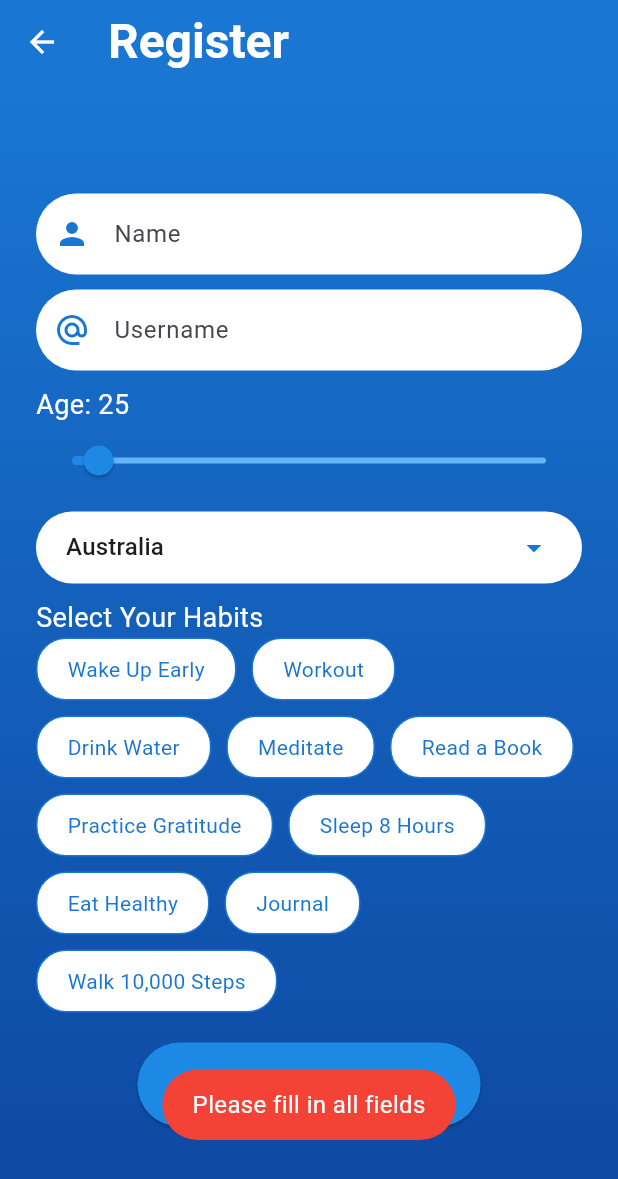
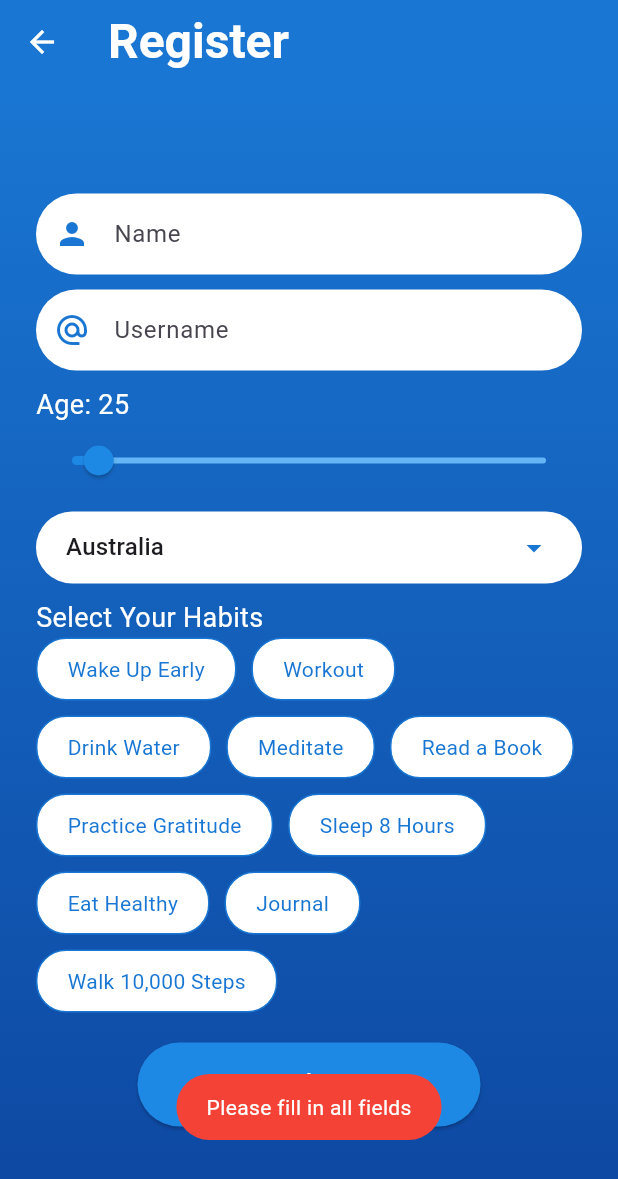
Before and after one commit to arg0nath/habbit_tracker, a Flutter app: the RegisterScreen screen opened directly, after a tap on "Register", on a phone screen of 412 x 824 dp. Shown: the top 1179 px of the screen. Run offline on Flutter 3.47's test engine with Material 3 defaults, Android fonts, the phone set to English and light mode, and no system bars; our stand-ins replace fluttertoast.

Commit message:
toast replace

```diff
--- a/lib/login_screen.dart
+++ b/lib/login_screen.dart
@@ -1,5 +1,6 @@
 import 'package:flutter/material.dart';
 import 'package:habbit_tracker/habit_tracker_screen.dart';
+import 'package:habbit_tracker/utilities/toast.dart';
 import 'register_screen.dart';
 
 class LoginScreen extends StatefulWidget {
@@ -28,6 +29,8 @@ class _LoginScreenState extends State<LoginScreen> {
           builder: (context) => HabitTrackerScreen(username: username),
         ),
       );
+    } else {
+      showToast("Incorrect email or password", color: Colors.red);
     }
   }
 
--- a/lib/register_screen.dart
+++ b/lib/register_screen.dart
@@ -1,6 +1,7 @@
 import 'package:flutter/material.dart';
 import 'package:fluttertoast/fluttertoast.dart';
 import 'package:habbit_tracker/habit_tracker_screen.dart';
+import 'package:habbit_tracker/utilities/toast.dart';
 
 import 'login_screen.dart';
 
@@ -36,23 +37,12 @@ class _RegisterScreenState extends State<RegisterScreen> {
     });
   }
 
-  void _showToast(String message) {
-    Fluttertoast.showToast(
-      msg: message,
-      toastLength: Toast.LENGTH_SHORT,
-      gravity: ToastGravity.BOTTOM,
-      backgroundColor: Colors.red,
-      textColor: Colors.white,
-      fontSize: 16.0,
-    );
-  }
-
   void _register() async {
     final name = _nameController.text;
     final username = _usernameController.text;
 
     if (username.isEmpty || name.isEmpty) {
-      _showToast('Please fill in all fields');
+      showToast('Please fill in all fields', color: Colors.red);
       return;
     }
 
--- /dev/null
+++ b/lib/utilities/toast.dart
@@ -0,0 +1,12 @@
+import 'package:flutter/material.dart';
+import 'package:fluttertoast/fluttertoast.dart';
+
+void showToast(String message, {Color? color = Colors.blueGrey}) {
+  Fluttertoast.showToast(
+    msg: message,
+    toastLength: Toast.LENGTH_SHORT,
+    gravity: ToastGravity.BOTTOM,
+    backgroundColor: color,
+    textColor: Colors.white,
+  );
+}
```
Also changed, not shown: 1 other file.
